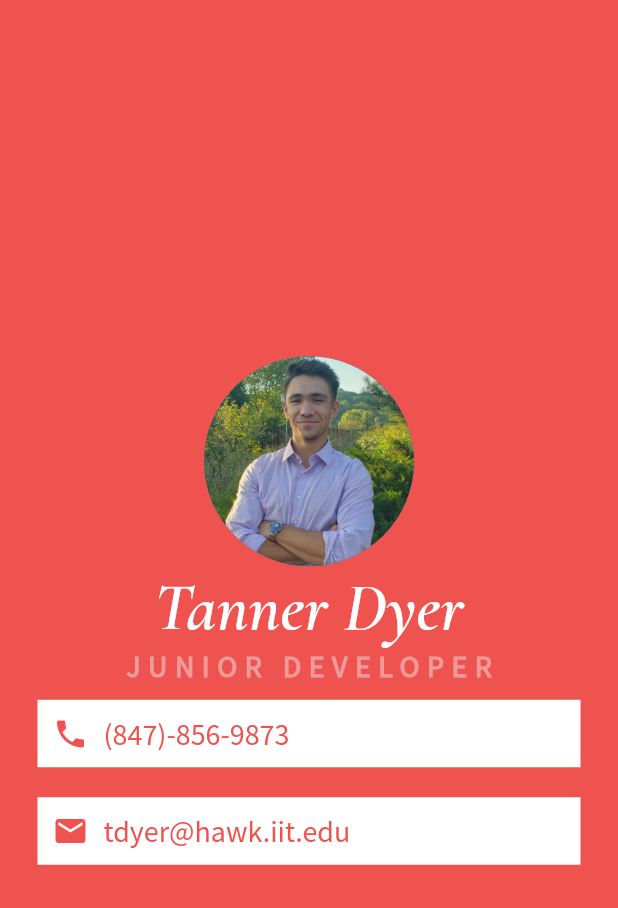
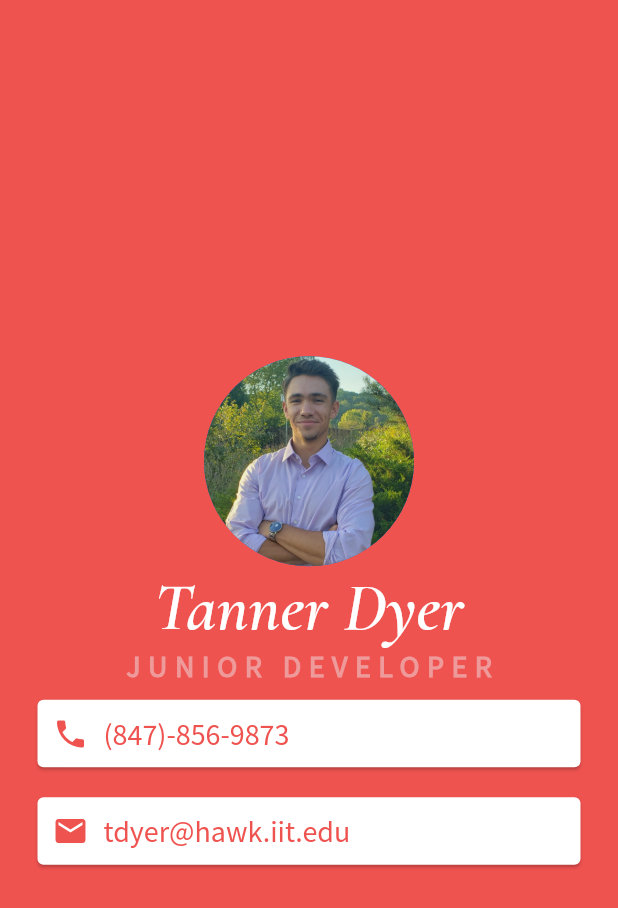
Before and after one commit to tddyer/biz-me, a Flutter app: the screen it shows after launch, on a phone screen of 412 x 824 dp. Shown: the top 908 px of the screen. Run offline on Flutter 3.47's test engine with Material 2 defaults, Android fonts, the phone set to English and light mode, and no system bars.

Commit message:
converted info containers to cards

```diff
--- a/lib/main.dart
+++ b/lib/main.dart
@@ -38,10 +38,11 @@ class MyApp extends StatelessWidget {
                     fontFamily: 'Source Sans Pro',
                   )
                 ),
-                Container(
+                Card(
                   color: Colors.white,
                   margin: EdgeInsets.symmetric(vertical: 10.0, horizontal: 25.0),
-                  padding: EdgeInsets.all(10.0),
+                  child: Padding(
+                    padding: const EdgeInsets.all(10.0),
                     child: Row(
                       children: <Widget>[
                         Icon(
@@ -60,12 +61,14 @@ class MyApp extends StatelessWidget {
                           ),
                         )
                       ],
+                    ),
                   )
                 ),
-                Container(
+                Card(
                   color: Colors.white,
                   margin: EdgeInsets.symmetric(vertical: 10.0, horizontal: 25.0),
-                  padding: EdgeInsets.all(10.0),
+                  child: Padding(
+                    padding: const EdgeInsets.all(10.0),
                     child: Row(
                       children: <Widget>[
                         Icon(
@@ -84,6 +87,7 @@ class MyApp extends StatelessWidget {
                           ),
                         )
                       ],
+                    ),
                   )
                 )
               ],
```
Lines whose indentation alone changed are shown as unchanged.
